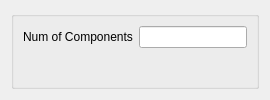
This is ui/PLS.ui in tthatcher95/PyHAT_Point_Spectra_GUI as Qt 5 draws it before an edit. The edited form follows.
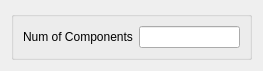
This is the edited form.

What changed in the file:
```diff
--- a/ui/PLS.ui
+++ b/ui/PLS.ui
@@ -2,6 +2,14 @@
 <ui version="4.0">
  <class>Form</class>
  <widget class="QWidget" name="Form">
+  <property name="geometry">
+   <rect>
+    <x>0</x>
+    <y>0</y>
+    <width>263</width>
+    <height>52</height>
+   </rect>
+  </property>
   <property name="sizePolicy">
    <sizepolicy hsizetype="Ignored" vsizetype="Ignored">
     <horstretch>0</horstretch>
```
Left out of the diff: 9 changed lines with no effect on the pictures.
